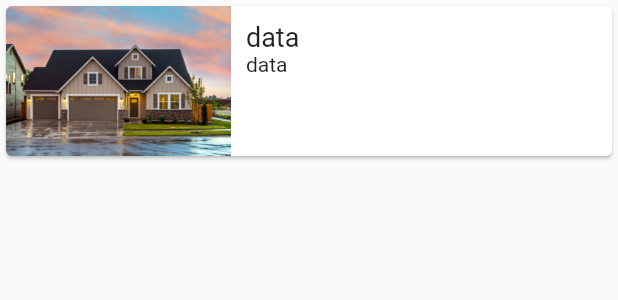
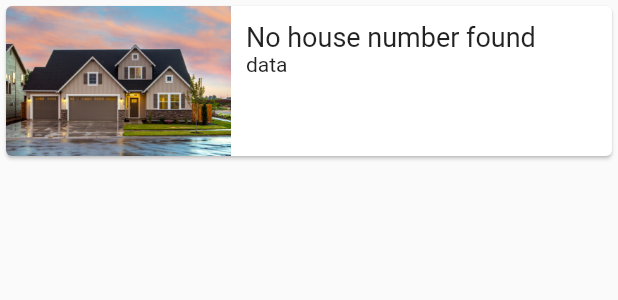
Before and after one commit to naefun/final_year_project, a Flutter app: the PropertyCard widget shown alone on an empty page, opened directly, on a phone screen of 412 x 824 dp. Shown: the top 300 px of the screen. Run offline on Flutter 3.47's test engine with Material 2 defaults, Android fonts, the phone set to English and light mode, and no system bars; our stand-ins replace cloud_firestore, file_picker, firebase_auth, firebase_core, firebase_storage, persistent_bottom_nav_bar; accounts and stored records are empty.

Commit message:
property cards can pull data from database when generated

```diff
--- a/lib/pages/propertiesPage.dart
+++ b/lib/pages/propertiesPage.dart
@@ -1,4 +1,5 @@
 import 'package:flutter/material.dart';
+import 'package:test_flutter_app/services/dbService.dart';
 import 'package:test_flutter_app/widgets/propertyCard.dart';
 import 'package:test_flutter_app/widgets/propertyCards.dart';
 
--- a/lib/widgets/propertyCard.dart
+++ b/lib/widgets/propertyCard.dart
@@ -1,13 +1,35 @@
 import 'dart:developer';
+import 'dart:typed_data';
 
 import 'package:flutter/material.dart';
+import 'package:test_flutter_app/models/property.dart';
+import 'package:test_flutter_app/services/cloudStorageService.dart';
 
-class PropertyCard extends StatelessWidget {
-  const PropertyCard({Key? key}) : super(key: key);
+class PropertyCard extends StatefulWidget {
+  PropertyCard({Key? key, this.propertyData}) : super(key: key);
+  Property? propertyData;
+
+  @override
+  _PropertyCardState createState() => _PropertyCardState();
+}
+
+class _PropertyCardState extends State<PropertyCard> {
+  Uint8List? imageData;
+  Property? propertyData;
 
   @override
   Widget build(BuildContext context) {
-    log("created propertycard");
+    propertyData = widget.propertyData;
+    // log("created propertycard");
+    log(propertyData != null
+        ? "Property postcode: ${propertyData!.addressPostcode!}"
+        : "created propertycard");
+    log(imageData != null ? "image data retrieved"! : "");
+    if (propertyData != null && propertyData!.propertyImageName != null)
+      CloudStorageService.getPropertyImage(propertyData!.propertyImageName!);
+      if (propertyData != null &&
+        propertyData!.propertyImageName != null &&
+        imageData==null) setPropertyImageUrl(propertyData!.propertyImageName!);
     return Column(
       children: [
         Card(
@@ -15,30 +37,38 @@ class PropertyCard extends StatelessWidget {
             child: Container(
               child:
                   Row(crossAxisAlignment: CrossAxisAlignment.start, children: [
-                const Image(
-                  image: AssetImage('assets/placeholderImages/house.jpg'),
-                  height: 100,
-                ),
+                imageData != null ? Image(image: MemoryImage(imageData!), height: 100,) : Image(image: AssetImage('assets/placeholderImages/house.jpg'), height: 100,),
+
                 Padding(
                     padding: const EdgeInsets.all(10.0),
                     child: Column(
                       crossAxisAlignment: CrossAxisAlignment.start,
-                    children: const [
+                      children: [
                         Text(
-                        'data',
+                          propertyData != null
+                              ? "${propertyData!.addressHouseNameOrNumber!} ${propertyData!.addressRoadName!}, \n${propertyData!.addressCity!}, ${propertyData!.addressPostcode!.toUpperCase()}"
+                              : "No house number found",
                           style: TextStyle(fontSize: 18),
                           textAlign: TextAlign.start,
+                          overflow: TextOverflow.ellipsis,
                         ),
                         Text(
                           'data',
                           style: TextStyle(fontSize: 14),
                         ),
                       ],
-                  ),
-                )
+                    )),
               ]),
             ))
       ],
     );
   }
+
+  void setPropertyImageUrl(String imageName) async {
+    Uint8List? url;
+    url = await CloudStorageService.getPropertyImage(imageName);
+    setState(() {
+      imageData = url;
+    });
   }
+}
```
Also changed, not shown: lib/services/cloudStorageService.dart (+13 -5 lines), lib/services/dbService.dart (+11 -0 lines), lib/widgets/propertyCards.dart (+50 -15 lines), 1 other file. Lines whose indentation alone changed are shown as unchanged.
